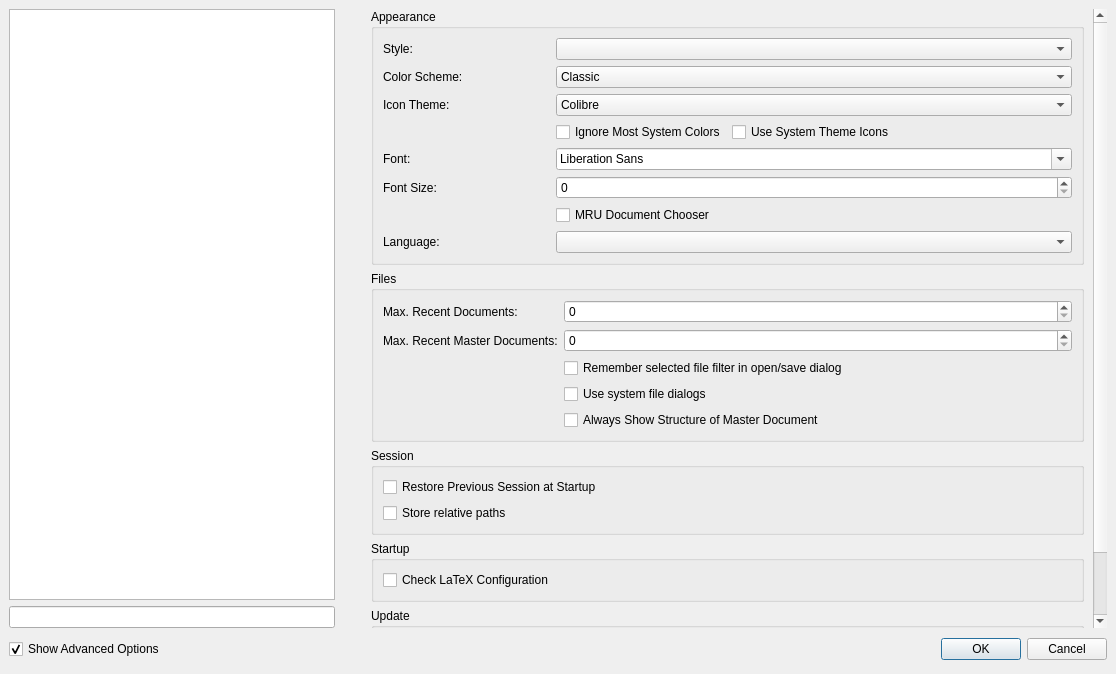
Qt form src/configdialog.ui (texstudio-org/texstudio) before a commit.
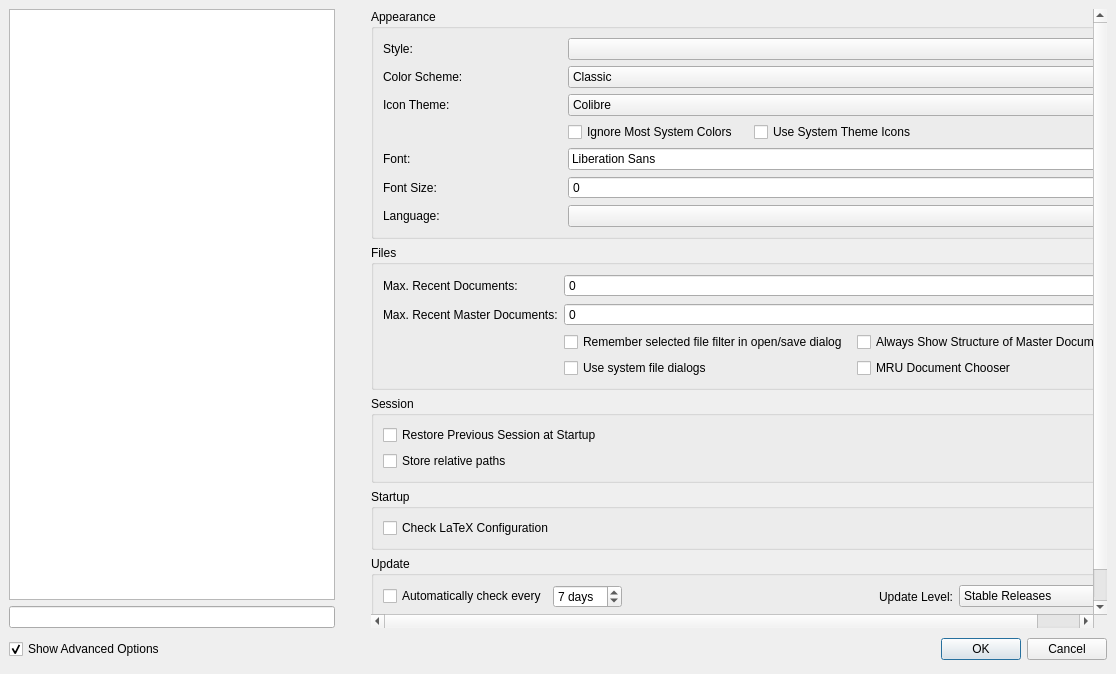
The same form after that commit. The open tabs and pages were chosen to show the change. Icons and pictures are not drawn.

Commit message:
move MRU checkbox in configdialog.ui
implement #2694

Diff of the .ui file:
```diff
--- a/src/configdialog.ui
+++ b/src/configdialog.ui
@@ -185,8 +185,8 @@
            <rect>
             <x>0</x>
             <y>0</y>
-            <width>793</width>
-            <height>816</height>
+            <width>662</width>
+            <height>617</height>
            </rect>
           </property>
           <layout class="QVBoxLayout" name="verticalLayout">
@@ -218,16 +218,6 @@
                 </property>
                </widget>
               </item>
-              <item row="7" column="1">
-               <widget class="QCheckBox" name="checkBoxMRUDocumentChooser">
-                <property name="text">
-                 <string>MRU Document Chooser</string>
-                </property>
-                <property name="advancedOption" stdset="0">
-                 <bool>true</bool>
-                </property>
-               </widget>
-              </item>
               <item row="0" column="1" colspan="3">
                <widget class="QComboBox" name="comboBoxInterfaceStyle">
                 <property name="sizePolicy">
@@ -393,33 +383,7 @@
              <property name="advancedOption" stdset="0">
               <bool>true</bool>
              </property>
-             <layout class="QGridLayout">
-              <item row="1" column="0">
-               <widget class="QLabel" name="label_8">
-                <property name="sizePolicy">
-                 <sizepolicy hsizetype="Minimum" vsizetype="Preferred">
-                  <horstretch>0</horstretch>
-                  <verstretch>0</verstretch>
-                 </sizepolicy>
-                </property>
-                <property name="text">
-                 <string>Max. Recent Documents:</string>
-                </property>
-               </widget>
-              </item>
-              <item row="1" column="1">
-               <widget class="QSpinBox" name="spinBoxMaxRecentFiles">
-                <property name="sizePolicy">
-                 <sizepolicy hsizetype="Expanding" vsizetype="Fixed">
-                  <horstretch>0</horstretch>
-                  <verstretch>0</verstretch>
-                 </sizepolicy>
-                </property>
-                <property name="maximum">
-                 <number>10000</number>
-                </property>
-               </widget>
-              </item>
+             <layout class="QGridLayout" columnstretch="0,0,1">
               <item row="2" column="0">
                <widget class="QLabel" name="label_10">
                 <property name="sizePolicy">
@@ -433,30 +397,7 @@
                 </property>
                </widget>
               </item>
-              <item row="2" column="1">
-               <widget class="QSpinBox" name="spinBoxMaxRecentProjects">
-                <property name="sizePolicy">
-                 <sizepolicy hsizetype="Expanding" vsizetype="Fixed">
-                  <horstretch>0</horstretch>
-                  <verstretch>0</verstretch>
-                 </sizepolicy>
-                </property>
-                <property name="maximum">
-                 <number>10000</number>
-                </property>
-               </widget>
-              </item>
-              <item row="5" column="1">
-               <widget class="QCheckBox" name="checkBoxParseMaster">
-                <property name="text">
-                 <string>Always Show Structure of Master Document</string>
-                </property>
-                <property name="advancedOption" stdset="0">
-                 <bool>true</bool>
-                </property>
-               </widget>
-              </item>
-              <item row="3" column="1">
+              <item row="4" column="1">
                <widget class="QCheckBox" name="checkBoxRememberFileFilter">
                 <property name="text">
                  <string>Remember selected file filter in open/save dialog </string>
@@ -466,13 +407,72 @@
                 </property>
                </widget>
               </item>
-              <item row="4" column="1">
+              <item row="2" column="1" colspan="2">
+               <widget class="QSpinBox" name="spinBoxMaxRecentProjects">
+                <property name="sizePolicy">
+                 <sizepolicy hsizetype="Expanding" vsizetype="Fixed">
+                  <horstretch>0</horstretch>
+                  <verstretch>0</verstretch>
+                 </sizepolicy>
+                </property>
+                <property name="maximum">
+                 <number>10000</number>
+                </property>
+               </widget>
+              </item>
+              <item row="1" column="0">
+               <widget class="QLabel" name="label_8">
+                <property name="sizePolicy">
+                 <sizepolicy hsizetype="Minimum" vsizetype="Preferred">
+                  <horstretch>0</horstretch>
+                  <verstretch>0</verstretch>
+                 </sizepolicy>
+                </property>
+                <property name="text">
+                 <string>Max. Recent Documents:</string>
+                </property>
+               </widget>
+              </item>
+              <item row="1" column="1" colspan="2">
+               <widget class="QSpinBox" name="spinBoxMaxRecentFiles">
+                <property name="sizePolicy">
+                 <sizepolicy hsizetype="Expanding" vsizetype="Fixed">
+                  <horstretch>0</horstretch>
+                  <verstretch>0</verstretch>
+                 </sizepolicy>
+                </property>
+                <property name="maximum">
+                 <number>10000</number>
+                </property>
+               </widget>
+              </item>
+              <item row="6" column="1">
                <widget class="QCheckBox" name="checkBoxUseNativeFileDialog">
                 <property name="text">
                  <string>Use system file dialogs</string>
                 </property>
                </widget>
               </item>
+              <item row="4" column="2">
+               <widget class="QCheckBox" name="checkBoxParseMaster">
+                <property name="text">
+                 <string>Always Show Structure of Master Document</string>
+                </property>
+                <property name="advancedOption" stdset="0">
+                 <bool>true</bool>
+                </property>
+               </widget>
+              </item>
+              <item row="6" column="2">
+               <widget class="QCheckBox" name="checkBoxMRUDocumentChooser">
+                <property name="text">
+                 <string>MRU Document Chooser</string>
+                </property>
+                <property name="advancedOption" stdset="0">
+                 <bool>true</bool>
+                </property>
+               </widget>
+              </item>
              </layout>
             </widget>
            </item>
```
Left out of the diff: 27 changed lines with no effect on the pictures.
